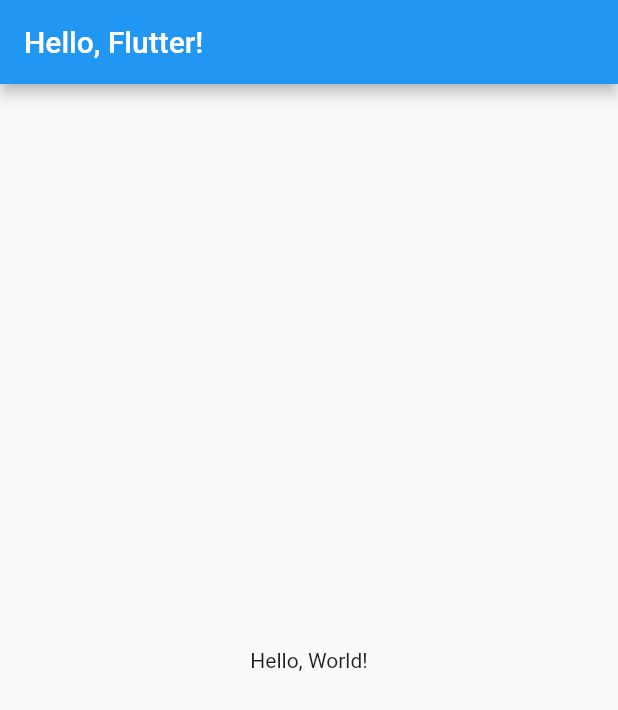
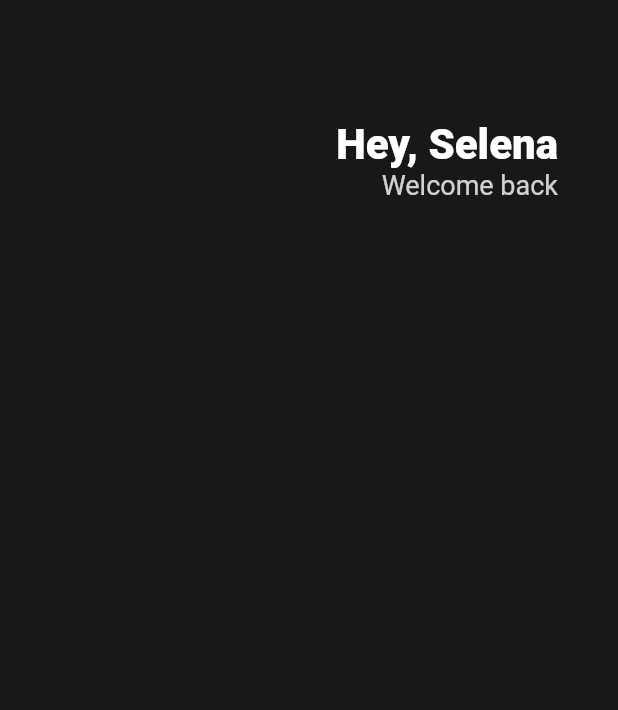
Before and after one commit to LastBeat/nomadflutter, a Flutter app: the screen it shows after launch, on a phone screen of 412 x 824 dp. Shown: the top 710 px of the screen. Run offline on Flutter 3.47's test engine with Material 2 defaults, Android fonts, the phone set to English and light mode, and no system bars.

Commit message:
Update main.dart

```diff
--- a/toonflix/lib/main.dart
+++ b/toonflix/lib/main.dart
@@ -9,12 +9,39 @@ class App extends StatelessWidget {
   Widget build(BuildContext context) {
     return MaterialApp(
       home: Scaffold(
-        appBar: AppBar(
-          title: Text('Hello, Flutter!'),
+        backgroundColor: Color(0xFF181818),
+        body: Padding(
+          padding: EdgeInsets.symmetric(horizontal: 40),
+          child: Column(children: [
+            SizedBox(
+              height: 80,
+            ),
+          Row(
+            mainAxisAlignment: MainAxisAlignment.end,
+            children: [
+            Column(
+              crossAxisAlignment: CrossAxisAlignment.end,
+              children: [
+              Text('Hey, Selena',
+              style: TextStyle(
+                color: Colors.white,
+                fontSize: 28,
+                fontWeight:  FontWeight.w800,
+              ),
+              ),
+              Text('Welcome back',
+              style: TextStyle(
+                color: Colors.white.withOpacity(0.8),
+                fontSize: 18,
+              ),
+              ),
+            ],
+            ),
+          ],
+          ),
+        ],
         ),
-        body: Center(
-          child: Text('Hello, World!'),
-          ),
+        ),
         ),
     );
   }
```
